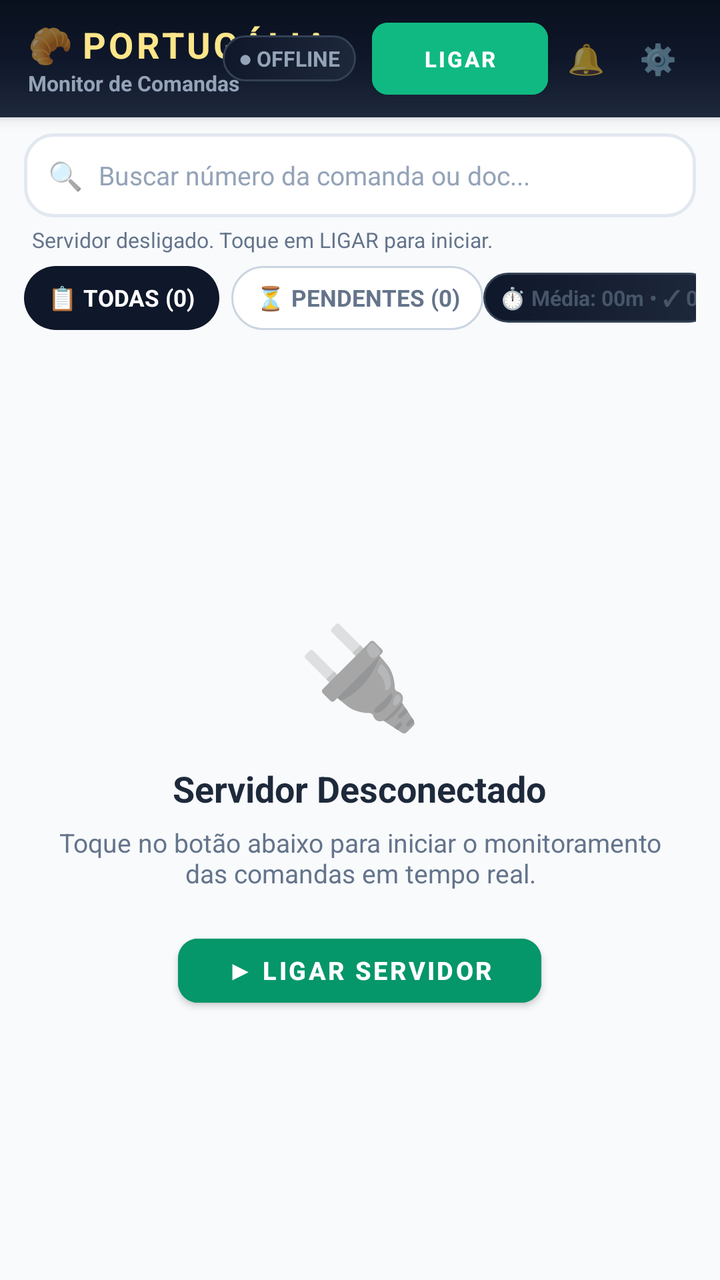
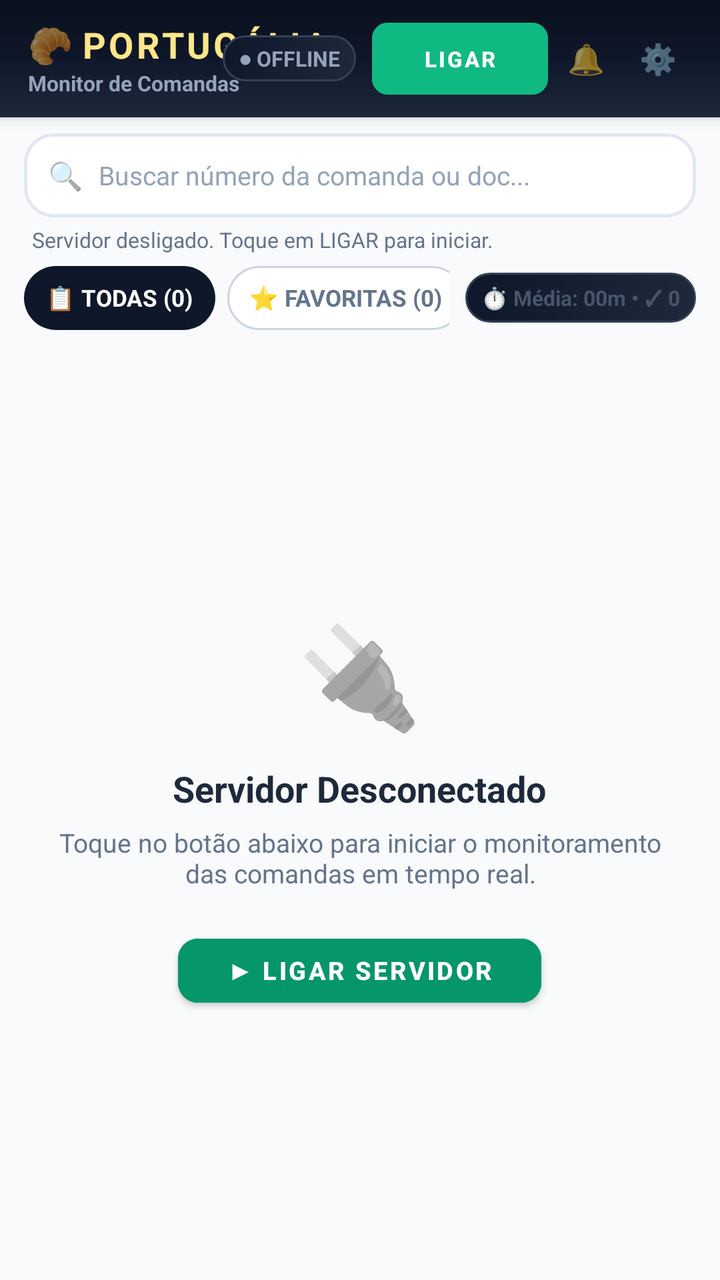

The first picture is an Android layout as it rendered before a commit; the second is the same layout after the commit. The layout source and the unified diff follow.
<!-- AndroidManifest.xml: application theme Theme.AppMesas -->
<!-- res/layout/activity_main.xml -->
<?xml version="1.0" encoding="utf-8"?>
<LinearLayout xmlns:android="http://schemas.android.com/apk/res/android"
    xmlns:app="http://schemas.android.com/apk/res-auto"
    android:id="@+id/rootLayoutMain"
    android:layout_width="match_parent"
    android:layout_height="match_parent"
    android:orientation="vertical"
    android:background="#F8FAFC"
    android:fitsSystemWindows="true">

    
    <LinearLayout
        android:layout_width="match_parent"
        android:layout_height="wrap_content"
        android:orientation="vertical"
        android:background="@drawable/bg_header_luxury"
        android:paddingStart="14dp"
        android:paddingEnd="14dp"
        android:paddingTop="10dp"
        android:paddingBottom="10dp"
        android:elevation="4dp">

        <RelativeLayout
            android:layout_width="match_parent"
            android:layout_height="wrap_content">

            
            <LinearLayout
                android:layout_width="wrap_content"
                android:layout_height="wrap_content"
                android:layout_alignParentStart="true"
                android:layout_centerVertical="true"
                android:orientation="vertical">

                <LinearLayout
                    android:layout_width="wrap_content"
                    android:layout_height="wrap_content"
                    android:orientation="horizontal"
                    android:gravity="center_vertical">

                    <TextView
                        android:layout_width="wrap_content"
                        android:layout_height="wrap_content"
                        android:text="🥐 "
                        android:textSize="18sp" />

                    <TextView
                        android:layout_width="wrap_content"
                        android:layout_height="wrap_content"
                        android:text="PORTUGÁLIA"
                        android:textColor="#FDE68A"
                        android:textSize="18sp"
                        android:textStyle="bold"
                        android:letterSpacing="0.08" />
                </LinearLayout>

                <TextView
                    android:id="@+id/tvNomeUsuarioLogado"
                    android:layout_width="wrap_content"
                    android:layout_height="wrap_content"
                    android:text="Monitor de Comandas"
                    android:textColor="#94A3B8"
                    android:textSize="10.5sp"
                    android:textStyle="bold"
                    android:clickable="true"
                    android:focusable="true" />
            </LinearLayout>

            
            <LinearLayout
                android:layout_width="wrap_content"
                android:layout_height="wrap_content"
                android:layout_alignParentEnd="true"
                android:layout_centerVertical="true"
                android:orientation="horizontal"
                android:gravity="center_vertical">

                
                <TextView
                    android:id="@+id/tvStatusServidorPill"
                    android:layout_width="wrap_content"
                    android:layout_height="wrap_content"
                    android:background="@drawable/bg_dashboard_card_slate"
                    android:paddingStart="8dp"
                    android:paddingEnd="8dp"
                    android:paddingTop="4dp"
                    android:paddingBottom="4dp"
                    android:text="● OFFLINE"
                    android:textColor="#94A3B8"
                    android:textSize="10.5sp"
                    android:textStyle="bold" />

                
                <com.google.android.material.button.MaterialButton
                    android:id="@+id/btnLigarServidor"
                    android:layout_width="wrap_content"
                    android:layout_height="36dp"
                    android:layout_marginStart="8dp"
                    android:text="LIGAR"
                    android:textSize="11sp"
                    android:textStyle="bold"
                    app:cornerRadius="8dp"
                    android:backgroundTint="#10B981"
                    android:textColor="#FFFFFF"
                    android:insetTop="0dp"
                    android:insetBottom="0dp"
                    android:paddingStart="12dp"
                    android:paddingEnd="12dp" />

                
                <TextView
                    android:id="@+id/btnToggleSomAlerta"
                    android:layout_width="34dp"
                    android:layout_height="34dp"
                    android:layout_marginStart="2dp"
                    android:gravity="center"
                    android:text="🔔"
                    android:textSize="15sp"
                    android:clickable="true"
                    android:focusable="true" />

                
                <TextView
                    android:id="@+id/btnConfigIpPorta"
                    android:layout_width="34dp"
                    android:layout_height="34dp"
                    android:layout_marginStart="2dp"
                    android:gravity="center"
                    android:text="⚙️"
                    android:textSize="15sp"
                    android:clickable="true"
                    android:focusable="true" />
            </LinearLayout>
        </RelativeLayout>
    </LinearLayout>

    
    <LinearLayout
        android:layout_width="match_parent"
        android:layout_height="wrap_content"
        android:orientation="vertical"
        android:paddingStart="12dp"
        android:paddingEnd="12dp"
        android:paddingTop="8dp"
        android:paddingBottom="4dp">

        <LinearLayout
            android:id="@+id/layoutSearchContainer"
            android:layout_width="match_parent"
            android:layout_height="42dp"
            android:background="@drawable/bg_search_bar"
            android:orientation="horizontal"
            android:gravity="center_vertical"
            android:paddingStart="12dp"
            android:paddingEnd="12dp">

            <TextView
                android:layout_width="wrap_content"
                android:layout_height="wrap_content"
                android:text="🔍"
                android:textSize="14sp"
                android:layout_marginEnd="8dp" />

            <EditText
                android:id="@+id/etBuscarMesa"
                android:layout_width="0dp"
                android:layout_height="match_parent"
                android:layout_weight="1"
                android:background="@null"
                android:hint="Buscar número da comanda ou doc..."
                android:textColor="#0F172A"
                android:textColorHint="#94A3B8"
                android:textSize="13sp"
                android:inputType="text"
                android:maxLines="1" />

            <TextView
                android:id="@+id/btnClearSearch"
                android:layout_width="28dp"
                android:layout_height="28dp"
                android:gravity="center"
                android:text="✕"
                android:textColor="#94A3B8"
                android:textSize="13sp"
                android:visibility="gone" />
        </LinearLayout>

        
        <TextView
            android:id="@+id/tvUltimaSincronizacao"
            android:layout_width="match_parent"
            android:layout_height="wrap_content"
            android:layout_marginTop="4dp"
            android:layout_marginStart="4dp"
            android:text="Servidor desligado. Toque em LIGAR para iniciar."
            android:textColor="#64748B"
            android:textSize="10.5sp"
            android:maxLines="1"
            android:ellipsize="end" />
    </LinearLayout>

    
    <LinearLayout
        android:layout_width="match_parent"
        android:layout_height="wrap_content"
        android:orientation="horizontal"
        android:gravity="center_vertical"
        android:paddingStart="12dp"
        android:paddingEnd="12dp"
        android:paddingTop="2dp"
        android:paddingBottom="6dp">

        <TextView
            android:id="@+id/btnFiltroTodas"
            android:layout_width="wrap_content"
            android:layout_height="32dp"
            android:background="@drawable/bg_filter_chip_active"
            android:gravity="center"
            android:paddingStart="12dp"
            android:paddingEnd="12dp"
            android:text="📋 TODAS (0)"
            android:textColor="#FFFFFF"
            android:textSize="11.5sp"
            android:textStyle="bold"
            android:clickable="true"
            android:focusable="true" />

        <TextView
            android:id="@+id/btnFiltroPendentes"
            android:layout_width="wrap_content"
            android:layout_height="32dp"
            android:layout_marginStart="6dp"
            android:background="@drawable/bg_filter_chip_inactive"
            android:gravity="center"
            android:paddingStart="12dp"
            android:paddingEnd="12dp"
            android:text="⏳ PENDENTES (0)"
            android:textColor="#64748B"
            android:textSize="11.5sp"
            android:textStyle="bold"
            android:clickable="true"
            android:focusable="true" />

        <View
            android:layout_width="0dp"
            android:layout_height="0dp"
            android:layout_weight="1" />

        
        <LinearLayout
            android:id="@+id/layoutMetricasTurno"
            android:layout_width="wrap_content"
            android:layout_height="wrap_content"
            android:orientation="horizontal"
            android:gravity="center_vertical"
            android:background="@drawable/bg_dashboard_card_slate"
            android:paddingStart="8dp"
            android:paddingEnd="8dp"
            android:paddingTop="5dp"
            android:paddingBottom="5dp">

            <TextView
                android:id="@+id/tvMetricaResumo"
                android:layout_width="wrap_content"
                android:layout_height="wrap_content"
                android:text="⏱️ Média: 00m • ✓ 0"
                android:textColor="#475569"
                android:textSize="10.5sp"
                android:textStyle="bold" />
        </LinearLayout>
    </LinearLayout>

    
    <FrameLayout
        android:layout_width="match_parent"
        android:layout_height="0dp"
        android:layout_weight="1">

        
        <LinearLayout
            android:id="@+id/layoutEmptyServidor"
            android:layout_width="match_parent"
            android:layout_height="match_parent"
            android:orientation="vertical"
            android:gravity="center"
            android:padding="28dp"
            android:visibility="visible">

            <TextView
                android:id="@+id/tvEmptyServidorIcone"
                android:layout_width="wrap_content"
                android:layout_height="wrap_content"
                android:text="🔌"
                android:textSize="50sp" />

            <TextView
                android:id="@+id/tvEmptyServidorTitulo"
                android:layout_width="wrap_content"
                android:layout_height="wrap_content"
                android:layout_marginTop="12dp"
                android:text="Servidor Desconectado"
                android:textColor="#1E293B"
                android:textSize="18sp"
                android:textStyle="bold" />

            <TextView
                android:id="@+id/tvEmptyServidorDesc"
                android:layout_width="wrap_content"
                android:layout_height="wrap_content"
                android:layout_marginTop="6dp"
                android:gravity="center"
                android:text="Toque no botão abaixo para iniciar o monitoramento das comandas em tempo real."
                android:textColor="#64748B"
                android:textSize="13sp" />

            <com.google.android.material.button.MaterialButton
                android:id="@+id/btnEmptyLigarServidor"
                android:layout_width="wrap_content"
                android:layout_height="44dp"
                android:layout_marginTop="18dp"
                android:text="▶ LIGAR SERVIDOR"
                android:textSize="12.5sp"
                android:textStyle="bold"
                app:cornerRadius="10dp"
                android:backgroundTint="#059669"
                android:textColor="#FFFFFF"
                android:paddingStart="24dp"
                android:paddingEnd="24dp" />
        </LinearLayout>

        
        <LinearLayout
            android:id="@+id/layoutConnectingServidor"
            android:layout_width="match_parent"
            android:layout_height="match_parent"
            android:orientation="vertical"
            android:gravity="center"
            android:padding="24dp"
            android:visibility="gone">

            <ProgressBar
                android:layout_width="44dp"
                android:layout_height="44dp"
                android:indeterminateTint="#0284C7" />

            <TextView
                android:layout_width="wrap_content"
                android:layout_height="wrap_content"
                android:layout_marginTop="12dp"
                android:text="Consultando Comandas..."
                android:textColor="#0F172A"
                android:textSize="15sp"
                android:textStyle="bold" />

            <TextView
                android:layout_width="wrap_content"
                android:layout_height="wrap_content"
                android:layout_marginTop="4dp"
                android:text="Buscando no DataSnap..."
                android:textColor="#64748B"
                android:textSize="12sp" />
        </LinearLayout>

        
        <androidx.recyclerview.widget.RecyclerView
            android:id="@+id/rvComandasMonitoradas"
            android:layout_width="match_parent"
            android:layout_height="match_parent"
            android:clipToPadding="false"
            android:paddingBottom="14dp"
            android:visibility="gone" />

    </FrameLayout>

</LinearLayout>
<!-- resources referenced by this layout -->
<resources>
  <!-- drawable bg_dashboard_card_slate (drawable) -->
  <?xml version="1.0" encoding="utf-8"?>
  <shape xmlns:android="http://schemas.android.com/apk/res/android"
      android:shape="rectangle">
      <gradient
          android:startColor="#1E293B"
          android:endColor="#0F172A"
          android:angle="135" />
      <stroke
          android:width="1dp"
          android:color="#334155" />
      <corners android:radius="14dp" />
  </shape>
  <!-- drawable bg_filter_chip_active (drawable) -->
  <?xml version="1.0" encoding="utf-8"?>
  <shape xmlns:android="http://schemas.android.com/apk/res/android"
      android:shape="rectangle">
      <solid android:color="#0F172A" />
      <corners android:radius="20dp" />
  </shape>
  <!-- drawable bg_filter_chip_inactive (drawable) -->
  <?xml version="1.0" encoding="utf-8"?>
  <shape xmlns:android="http://schemas.android.com/apk/res/android"
      android:shape="rectangle">
      <solid android:color="#FFFFFF" />
      <stroke
          android:width="1dp"
          android:color="#CBD5E1" />
      <corners android:radius="20dp" />
  </shape>
  <!-- drawable bg_header_luxury (drawable) -->
  <?xml version="1.0" encoding="utf-8"?>
  <shape xmlns:android="http://schemas.android.com/apk/res/android"
      android:shape="rectangle">
      <gradient
          android:startColor="#09101D"
          android:centerColor="#0F172A"
          android:endColor="#1E293B"
          android:angle="270" />
  </shape>
  <!-- drawable bg_search_bar (drawable) -->
  <?xml version="1.0" encoding="utf-8"?>
  <shape xmlns:android="http://schemas.android.com/apk/res/android"
      android:shape="rectangle">
      <solid android:color="#FFFFFF" />
      <stroke
          android:width="1.5dp"
          android:color="#E2E8F0" />
      <corners android:radius="14dp" />
  </shape>
  <style name="Theme.AppMesas" parent="Theme.MaterialComponents.Light.NoActionBar">
          <item name="colorPrimary">@color/purple_500</item>
          <item name="colorPrimaryVariant">@color/purple_700</item>
          <item name="colorOnPrimary">@color/white</item>
          <item name="colorSecondary">@color/teal_700</item>
          <item name="colorSecondaryVariant">@color/teal_700</item>
          <item name="colorOnSecondary">@color/white</item>
          <item name="android:statusBarColor">@color/bg_header</item>
          <item name="android:navigationBarColor">@color/bg_dark</item>
          <item name="android:windowLightStatusBar">false</item>
          <item name="android:windowBackground">@color/bg_dark</item>
          <item name="android:textSize">15sp</item>
      </style>
  <color name="purple_500">#0F172A</color>
  <color name="purple_700">#09101D</color>
  <color name="white">#FFFFFF</color>
  <color name="teal_700">#0D9488</color>
  <color name="bg_header">#0F172A</color>
  <color name="bg_dark">#F1F5F9</color>
</resources>

<!-- the commit's change to res/layout/activity_main.xml (unified diff, before → after) -->
@@ -210,47 +210,74 @@
         android:paddingTop="2dp"
         android:paddingBottom="6dp">
 
-        <TextView
-            android:id="@+id/btnFiltroTodas"
-            android:layout_width="wrap_content"
-            android:layout_height="32dp"
-            android:background="@drawable/bg_filter_chip_active"
-            android:gravity="center"
-            android:paddingStart="12dp"
-            android:paddingEnd="12dp"
-            android:text="📋 TODAS (0)"
-            android:textColor="#FFFFFF"
-            android:textSize="11.5sp"
-            android:textStyle="bold"
-            android:clickable="true"
-            android:focusable="true" />
-
-        <TextView
-            android:id="@+id/btnFiltroPendentes"
-            android:layout_width="wrap_content"
-            android:layout_height="32dp"
-            android:layout_marginStart="6dp"
-            android:background="@drawable/bg_filter_chip_inactive"
-            android:gravity="center"
-            android:paddingStart="12dp"
-            android:paddingEnd="12dp"
-            android:text="⏳ PENDENTES (0)"
-            android:textColor="#64748B"
-            android:textSize="11.5sp"
-            android:textStyle="bold"
-            android:clickable="true"
-            android:focusable="true" />
-
-        <View
+        <HorizontalScrollView
             android:layout_width="0dp"
-            android:layout_height="0dp"
-            android:layout_weight="1" />
+            android:layout_height="wrap_content"
+            android:layout_weight="1"
+            android:scrollbars="none"
+            android:overScrollMode="never">
+
+            <LinearLayout
+                android:layout_width="wrap_content"
+                android:layout_height="wrap_content"
+                android:orientation="horizontal"
+                android:gravity="center_vertical">
+
+                <TextView
+                    android:id="@+id/btnFiltroTodas"
+                    android:layout_width="wrap_content"
+                    android:layout_height="32dp"
+                    android:background="@drawable/bg_filter_chip_active"
+                    android:gravity="center"
+                    android:paddingStart="11dp"
+                    android:paddingEnd="11dp"
+                    android:text="📋 TODAS (0)"
+                    android:textColor="#FFFFFF"
+                    android:textSize="11.5sp"
+                    android:textStyle="bold"
+                    android:clickable="true"
+                    android:focusable="true" />
+
+                <TextView
+                    android:id="@+id/btnFiltroFavoritas"
+                    android:layout_width="wrap_content"
+                    android:layout_height="32dp"
+                    android:layout_marginStart="6dp"
+                    android:background="@drawable/bg_filter_chip_inactive"
+                    android:gravity="center"
+                    android:paddingStart="11dp"
+                    android:paddingEnd="11dp"
+                    android:text="⭐ FAVORITAS (0)"
+                    android:textColor="#64748B"
+                    android:textSize="11.5sp"
+                    android:textStyle="bold"
+                    android:clickable="true"
+                    android:focusable="true" />
+
+                <TextView
+                    android:id="@+id/btnFiltroPendentes"
+                    android:layout_width="wrap_content"
+                    android:layout_height="32dp"
+                    android:layout_marginStart="6dp"
+                    android:background="@drawable/bg_filter_chip_inactive"
+                    android:gravity="center"
+                    android:paddingStart="11dp"
+                    android:paddingEnd="11dp"
+                    android:text="⏳ PENDENTES (0)"
+                    android:textColor="#64748B"
+                    android:textSize="11.5sp"
+                    android:textStyle="bold"
+                    android:clickable="true"
+                    android:focusable="true" />
+            </LinearLayout>
+        </HorizontalScrollView>
 
         
         <LinearLayout
             android:id="@+id/layoutMetricasTurno"
             android:layout_width="wrap_content"
             android:layout_height="wrap_content"
+            android:layout_marginStart="8dp"
             android:orientation="horizontal"
             android:gravity="center_vertical"
             android:background="@drawable/bg_dashboard_card_slate"
